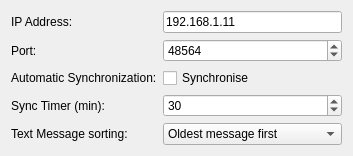
First picture: the form in src/view/prefs_base.ui, repository machtelik/kdroid-desktop, before the edit.
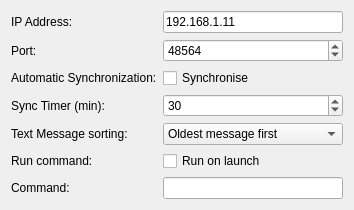
Second picture: the form after the edit.

Commit message: Added ability to run command on startup

Patch:
```diff
--- a/src/view/prefs_base.ui
+++ b/src/view/prefs_base.ui
@@ -6,8 +6,8 @@
    <rect>
     <x>0</x>
     <y>0</y>
-    <width>353</width>
-    <height>156</height>
+    <width>354</width>
+    <height>184</height>
    </rect>
   </property>
   <layout class="QGridLayout">
@@ -42,7 +42,7 @@
      </property>
     </widget>
    </item>
-   <item row="5" column="1">
+   <item row="7" column="1">
     <spacer>
      <property name="orientation">
       <enum>Qt::Vertical</enum>
@@ -113,6 +113,34 @@
      </property>
     </widget>
    </item>
+   <item row="5" column="0">
+    <widget class="QLabel" name="label_5">
+     <property name="text">
+      <string>Run command:</string>
+     </property>
+    </widget>
+   </item>
+   <item row="5" column="1">
+    <widget class="QCheckBox" name="kcfg_run_command">
+     <property name="text">
+      <string>Run on launch</string>
+     </property>
+    </widget>
+   </item>
+   <item row="6" column="0">
+    <widget class="QLabel" name="label_6">
+     <property name="text">
+      <string>Command:</string>
+     </property>
+    </widget>
+   </item>
+   <item row="6" column="1">
+    <widget class="QLineEdit" name="kcfg_command">
+     <property name="toolTip">
+      <string>%1 = Port</string>
+     </property>
+    </widget>
+   </item>
   </layout>
  </widget>
  <includes>
```
The commit also changes 2 other files.
